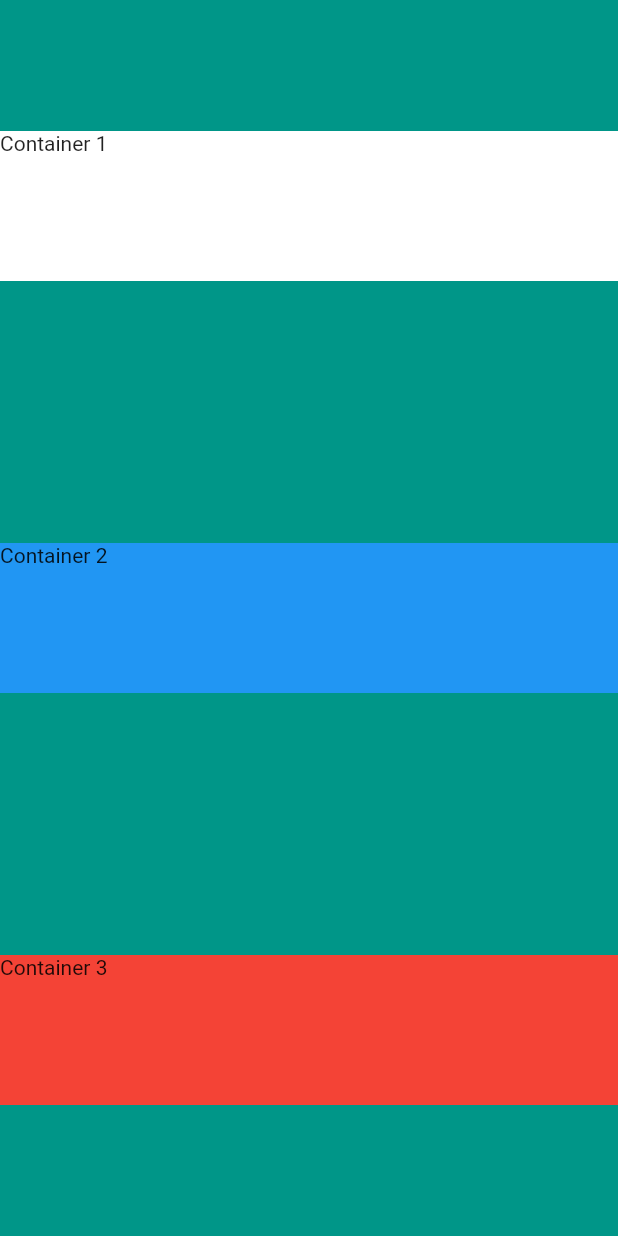
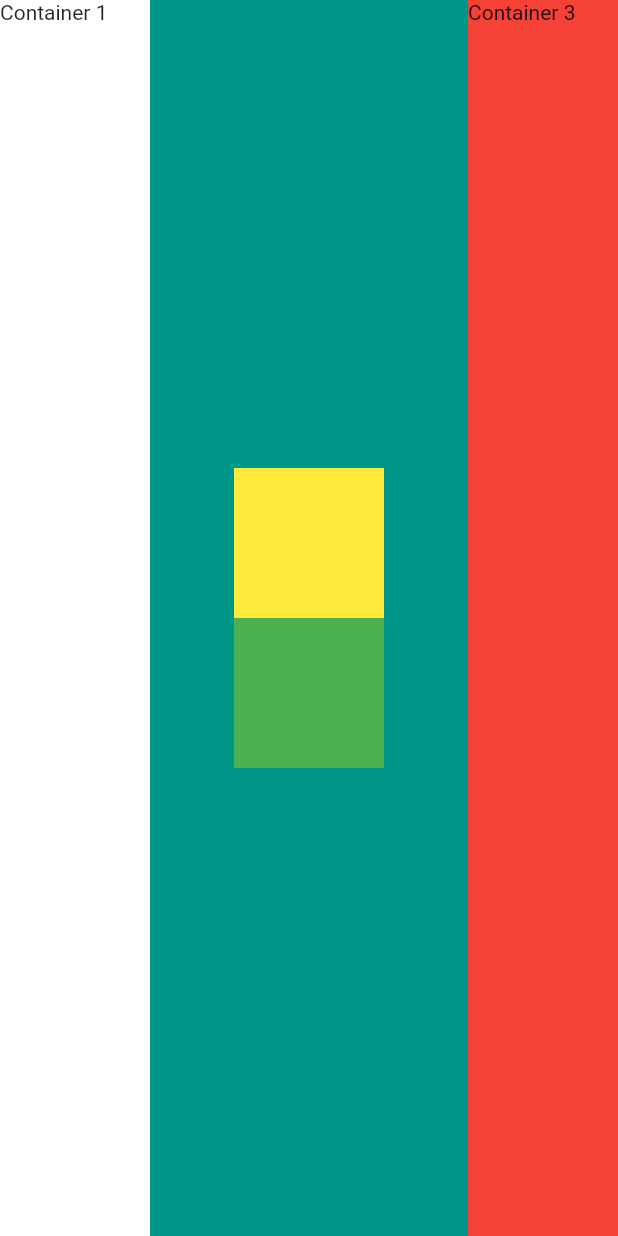
Before and after one commit to dinuka-rp/Flutter-appbrewery, a Flutter app: the screen it shows after launch, on a phone screen of 412 x 824 dp. Run offline on Flutter 3.47's test engine with Material 2 defaults, Android fonts, the phone set to English and light mode, and no system bars.

Commit message:
complete layout challenge

```diff
--- a/mi_card_flutter/lib/main.dart
+++ b/mi_card_flutter/lib/main.dart
@@ -11,27 +11,39 @@ class MyApp extends StatelessWidget {
       home: Scaffold(
         backgroundColor: Colors.teal,
         body: SafeArea(
-          child: Column(
+          child: Row(
             crossAxisAlignment: CrossAxisAlignment.stretch,
-            mainAxisAlignment: MainAxisAlignment.spaceAround,
+            mainAxisAlignment: MainAxisAlignment.spaceBetween,
+            // mainAxisSize: MainAxisSize.min,
             children: [
               Container(
-                height: 100.0,
+                // height: 100.0,
                 width: 100.0,
                 // margin: EdgeInsets.only(left: 30.0),
                 // padding: EdgeInsets.all(20.0),
                 color: Colors.white,
                 child: Text('Container 1'),
               ),
-              Container(
-                width: 100.0,
-                height: 100.0,
-                color: Colors.blue,
-                child: Text('Container 2'),
+              Column(
+                mainAxisAlignment: MainAxisAlignment.center,
+
+              children: [
+                  Container(
+                    width: 100.0,
+                    height: 100.0,
+                    color: Colors.yellow,
+                    // child: Text('Container 2'),
+                  ),Container(
+                    width: 100.0,
+                    height: 100.0,
+                    color: Colors.green,
+                    // child: Text('Container 2'),
+                  ),
+                ],
               ),
               Container(
                 width: 100.0,
-                height: 100.0,
+                // height: 100.0,
                 color: Colors.red,
                 child: Text('Container 3'),
               ),
```
